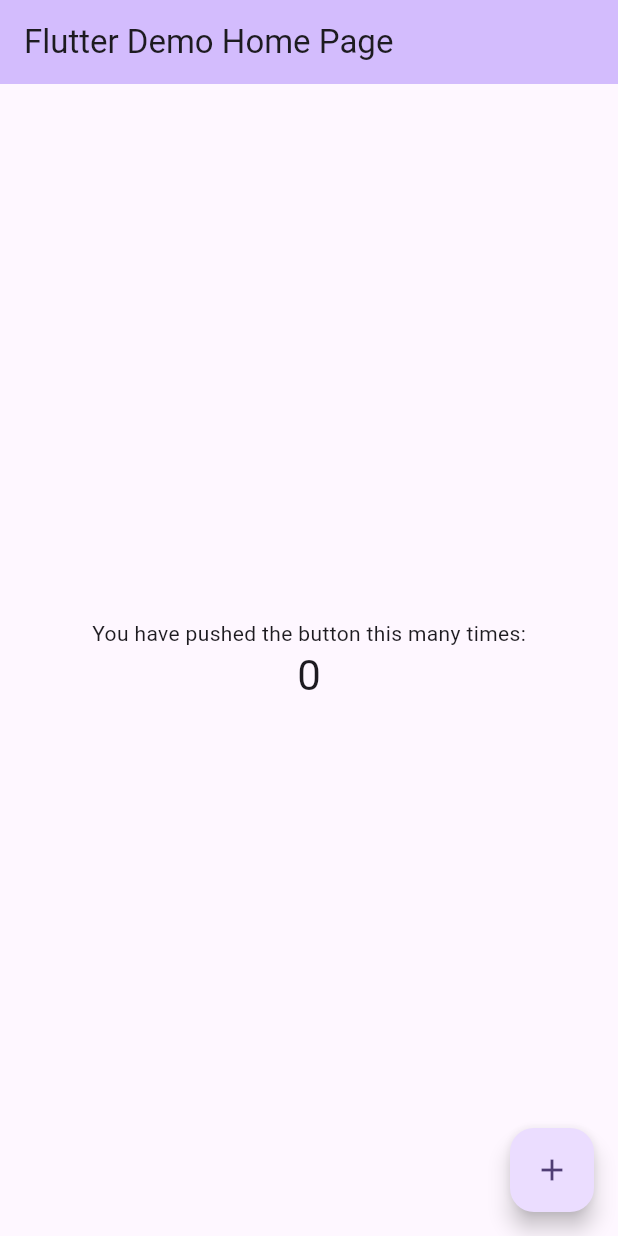
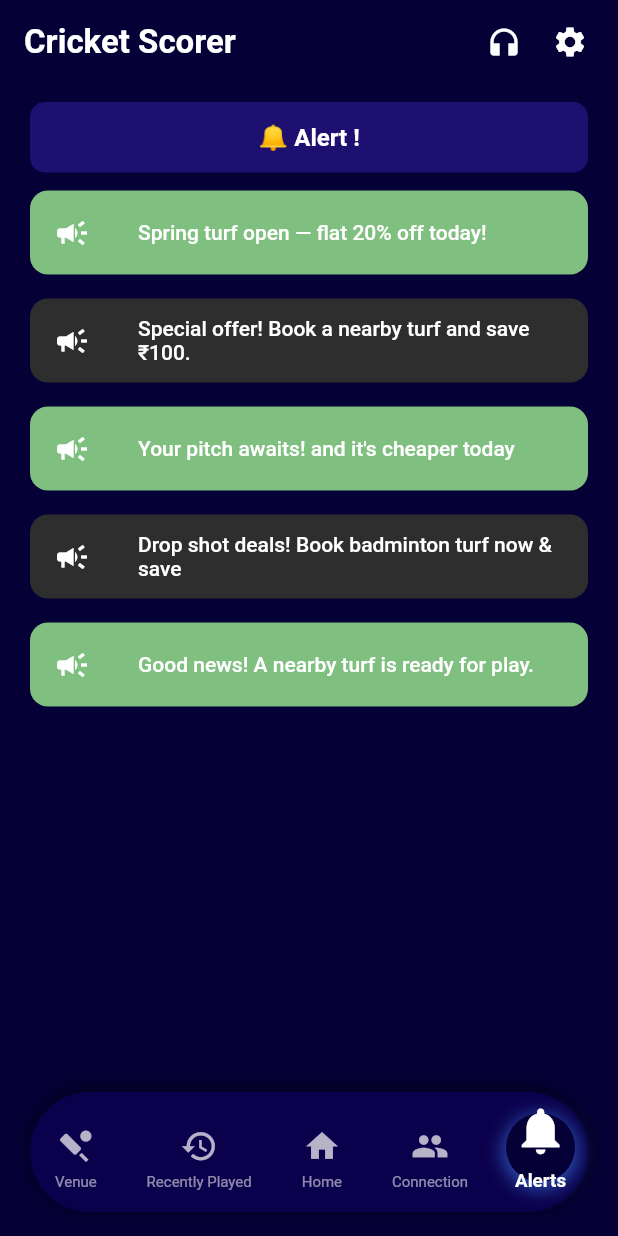
Before and after one commit to Aravind2005-tech/TURF_TOWN_, a Flutter app: the screen it shows after launch, on a phone screen of 412 x 824 dp. Run offline on Flutter 3.47's test engine with Material 3 defaults, Android fonts, the phone set to English and light mode, and no system bars.

Commit message:
navigation bar

```diff
--- /dev/null
+++ b/features/lib/alerts_page.dart
@@ -0,0 +1,202 @@
+import 'package:flutter/material.dart';
+
+class AlertsPage extends StatefulWidget {
+  const AlertsPage({super.key});
+
+  @override
+  State<AlertsPage> createState() => _AlertsPageState();
+}
+
+class _AlertsPageState extends State<AlertsPage> {
+  int _selectedIndex = 4;
+
+  final alerts = [
+    'Spring turf open — flat 20% off today!',
+    'Special offer! Book a nearby turf and save ₹100.',
+    'Your pitch awaits! and it\'s cheaper today',
+    'Drop shot deals! Book badminton turf now & save',
+    'Good news! A nearby turf is ready for play.'
+  ];
+
+  final List<IconData> _icons = [
+    Icons.sports_cricket,
+    Icons.history,
+    Icons.home,
+    Icons.people,
+    Icons.notifications,
+  ];
+
+  final List<String> _labels = [
+    "Venue",
+    "Recently Played",
+    "Home",
+    "Connection",
+    "Alerts",
+  ];
+
+  @override
+  Widget build(BuildContext context) {
+    return Scaffold(
+      backgroundColor: const Color(0xFF050036),
+      appBar: AppBar(
+        backgroundColor: const Color(0xFF050036),
+        elevation: 0,
+        title: const Text(
+          'Cricket Scorer',
+          style: TextStyle(
+            fontSize: 22,
+            fontWeight: FontWeight.bold,
+            color: Colors.white,
+          ),
+        ),
+        actions: const [
+          Icon(Icons.headphones, color: Colors.white),
+          SizedBox(width: 20),
+          Icon(Icons.settings, color: Colors.white),
+          SizedBox(width: 20),
+        ],
+      ),
+
+      body: Column(
+        children: [
+          // 🔔 Alert Header
+          Container(
+            margin: const EdgeInsets.symmetric(horizontal: 20, vertical: 12),
+            padding: const EdgeInsets.symmetric(vertical: 14),
+            decoration: BoxDecoration(
+              color: const Color(0xFF1E1070),
+              borderRadius: BorderRadius.circular(10),
+            ),
+            child: const Center(
+              child: Text(
+                '🔔 Alert !',
+                style: TextStyle(
+                  color: Colors.white,
+                  fontWeight: FontWeight.w600,
+                  fontSize: 16,
+                ),
+              ),
+            ),
+          ),
+
+          // 🗒 Alerts List
+          Expanded(
+            child: ListView.builder(
+              padding: const EdgeInsets.symmetric(horizontal: 20),
+              itemCount: alerts.length,
+              itemBuilder: (context, index) {
+                return Container(
+                  margin: const EdgeInsets.only(bottom: 16),
+                  decoration: BoxDecoration(
+                    color: index % 2 == 0
+                        ? const Color(0xFF7FBF7F)
+                        : const Color(0xFF2E2E2E),
+                    borderRadius: BorderRadius.circular(12),
+                  ),
+                  child: ListTile(
+                    leading: const Icon(Icons.campaign, color: Colors.white),
+                    title: Text(
+                      alerts[index],
+                      style: const TextStyle(
+                        color: Colors.white,
+                        fontSize: 14,
+                        fontWeight: FontWeight.w500,
+                      ),
+                    ),
+                  ),
+                );
+              },
+            ),
+          ),
+        ],
+      ),
+
+      // 🟡 Custom Floating Navigation Bar
+      bottomNavigationBar: Padding(
+        padding: const EdgeInsets.only(bottom: 16), // 👈 Makes bar float up
+        child: Container(
+          height: 80,
+          margin: const EdgeInsets.symmetric(horizontal: 20),
+          decoration: BoxDecoration(
+            color: const Color(0xFF0A004B),
+            borderRadius: BorderRadius.circular(40),
+            boxShadow: const [
+              BoxShadow(
+                color: Colors.black54,
+                blurRadius: 12,
+                offset: Offset(0, -2),
+              ),
+            ],
+          ),
+          child: Row(
+            mainAxisAlignment: MainAxisAlignment.spaceAround,
+            children: List.generate(_icons.length, (index) {
+              final bool isSelected = _selectedIndex == index;
+              final bool isCenter = index == 2;
+
+              return GestureDetector(
+                onTap: () {
+                  setState(() => _selectedIndex = index);
+                  // Add navigation logic here later
+                },
+                child: AnimatedContainer(
+                  duration: const Duration(milliseconds: 300),
+                  curve: Curves.easeOut,
+                  margin: EdgeInsets.only(
+                    top: isSelected ? 2 : 10, // 👈 lift upward animation
+                    bottom: isSelected ? 8 : 0,
+                  ),
+                  padding: const EdgeInsets.all(8),
+                  decoration: BoxDecoration(
+                    color: isSelected
+                        ? const Color(0xFF050036)
+                        : Colors.transparent,
+                    shape: BoxShape.circle,
+                    boxShadow: isSelected
+                        ? [
+                      BoxShadow(
+                        color: Colors.blueAccent.withOpacity(0.6),
+                        blurRadius: 10,
+                        spreadRadius: 2,
+                        offset: const Offset(0, 3),
+                      ),
+                    ]
+                        : [],
+                  ),
+                  child: AnimatedScale(
+                    scale: isSelected ? 1.25 : 1.0, // 👈 enlarge on select
+                    duration: const Duration(milliseconds: 250),
+                    curve: Curves.easeOutBack,
+                    child: Column(
+                      mainAxisSize: MainAxisSize.min,
+                      children: [
+                        Icon(
+                          _icons[index],
+                          color:
+                          isSelected ? Colors.white : Colors.white70,
+                          size: isSelected ? 30 : 25,
+                        ),
+                        const SizedBox(height: 6),
+                        Text(
+                          _labels[index],
+                          style: TextStyle(
+                            color:
+                            isSelected ? Colors.white : Colors.white54,
+                            fontSize: 10,
+                            fontWeight: isSelected
+                                ? FontWeight.bold
+                                : FontWeight.normal,
+                          ),
+                        ),
+                      ],
+                    ),
+                  ),
+                ),
+              );
+            }),
+          ),
+        ),
+      ),
+    );
+  }
+}
--- a/features/lib/main.dart
+++ b/features/lib/main.dart
@@ -1,122 +1,24 @@
 import 'package:flutter/material.dart';
+import 'alerts_page.dart'; // Import your AlertsPage
 
 void main() {
-  runApp(const MyApp());
+  runApp(const CricketScorerApp());
 }
 
-class MyApp extends StatelessWidget {
-  const MyApp({super.key});
+class CricketScorerApp extends StatelessWidget {
+  const CricketScorerApp({super.key});
 
-  // This widget is the root of your application.
   @override
   Widget build(BuildContext context) {
     return MaterialApp(
-      title: 'Flutter Demo',
+      debugShowCheckedModeBanner: false,
+      title: 'Cricket Scorer',
       theme: ThemeData(
-        // This is the theme of your application.
-        //
-        // TRY THIS: Try running your application with "flutter run". You'll see
-        // the application has a purple toolbar. Then, without quitting the app,
-        // try changing the seedColor in the colorScheme below to Colors.green
-        // and then invoke "hot reload" (save your changes or press the "hot
-        // reload" button in a Flutter-supported IDE, or press "r" if you used
-        // the command line to start the app).
-        //
-        // Notice that the counter didn't reset back to zero; the application
-        // state is not lost during the reload. To reset the state, use hot
-        // restart instead.
-        //
-        // This works for code too, not just values: Most code changes can be
-        // tested with just a hot reload.
-        colorScheme: ColorScheme.fromSeed(seedColor: Colors.deepPurple),
+        primaryColor: const Color(0xFF050036),
+        scaffoldBackgroundColor: const Color(0xFF050036),
+        useMaterial3: false,
       ),
-      home: const MyHomePage(title: 'Flutter Demo Home Page'),
+      home: const AlertsPage(), // 👈 Starting page (you can change later)
     );
   }
 }
-
-class MyHomePage extends StatefulWidget {
-  const MyHomePage({super.key, required this.title});
-
-  // This widget is the home page of your application. It is stateful, meaning
-  // that it has a State object (defined below) that contains fields that affect
-  // how it looks.
-
-  // This class is the configuration for the state. It holds the values (in this
-  // case the title) provided by the parent (in this case the App widget) and
-  // used by the build method of the State. Fields in a Widget subclass are
-  // always marked "final".
-
-  final String title;
-
-  @override
-  State<MyHomePage> createState() => _MyHomePageState();
-}
-
-class _MyHomePageState extends State<MyHomePage> {
-  int _counter = 0;
-
-  void _incrementCounter() {
-    setState(() {
-      // This call to setState tells the Flutter framework that something has
-      // changed in this State, which causes it to rerun the build method below
-      // so that the display can reflect the updated values. If we changed
-      // _counter without calling setState(), then the build method would not be
-      // called again, and so nothing would appear to happen.
-      _counter++;
-    });
-  }
-
-  @override
-  Widget build(BuildContext context) {
-    // This method is rerun every time setState is called, for instance as done
-    // by the _incrementCounter method above.
-    //
-    // The Flutter framework has been optimized to make rerunning build methods
-    // fast, so that you can just rebuild anything that needs updating rather
-    // than having to individually change instances of widgets.
-    return Scaffold(
-      appBar: AppBar(
-        // TRY THIS: Try changing the color here to a specific color (to
-        // Colors.amber, perhaps?) and trigger a hot reload to see the AppBar
-        // change color while the other colors stay the same.
-        backgroundColor: Theme.of(context).colorScheme.inversePrimary,
-        // Here we take the value from the MyHomePage object that was created by
-        // the App.build method, and use it to set our appbar title.
-        title: Text(widget.title),
-      ),
-      body: Center(
-        // Center is a layout widget. It takes a single child and positions it
-        // in the middle of the parent.
-        child: Column(
-          // Column is also a layout widget. It takes a list of children and
-          // arranges them vertically. By default, it sizes itself to fit its
-          // children horizontally, and tries to be as tall as its parent.
-          //
-          // Column has various properties to control how it sizes itself and
-          // how it positions its children. Here we use mainAxisAlignment to
-          // center the children vertically; the main axis here is the vertical
-          // axis because Columns are vertical (the cross axis would be
-          // horizontal).
-          //
-          // TRY THIS: Invoke "debug painting" (choose the "Toggle Debug Paint"
-          // action in the IDE, or press "p" in the console), to see the
-          // wireframe for each widget.
-          mainAxisAlignment: MainAxisAlignment.center,
-          children: <Widget>[
-            const Text('You have pushed the button this many times:'),
-            Text(
-              '$_counter',
-              style: Theme.of(context).textTheme.headlineMedium,
-            ),
-          ],
-        ),
-      ),
-      floatingActionButton: FloatingActionButton(
-        onPressed: _incrementCounter,
-        tooltip: 'Increment',
-        child: const Icon(Icons.add),
-      ), // This trailing comma makes auto-formatting nicer for build methods.
-    );
-  }
-}
```
Also changed, not shown: 1 other file.
